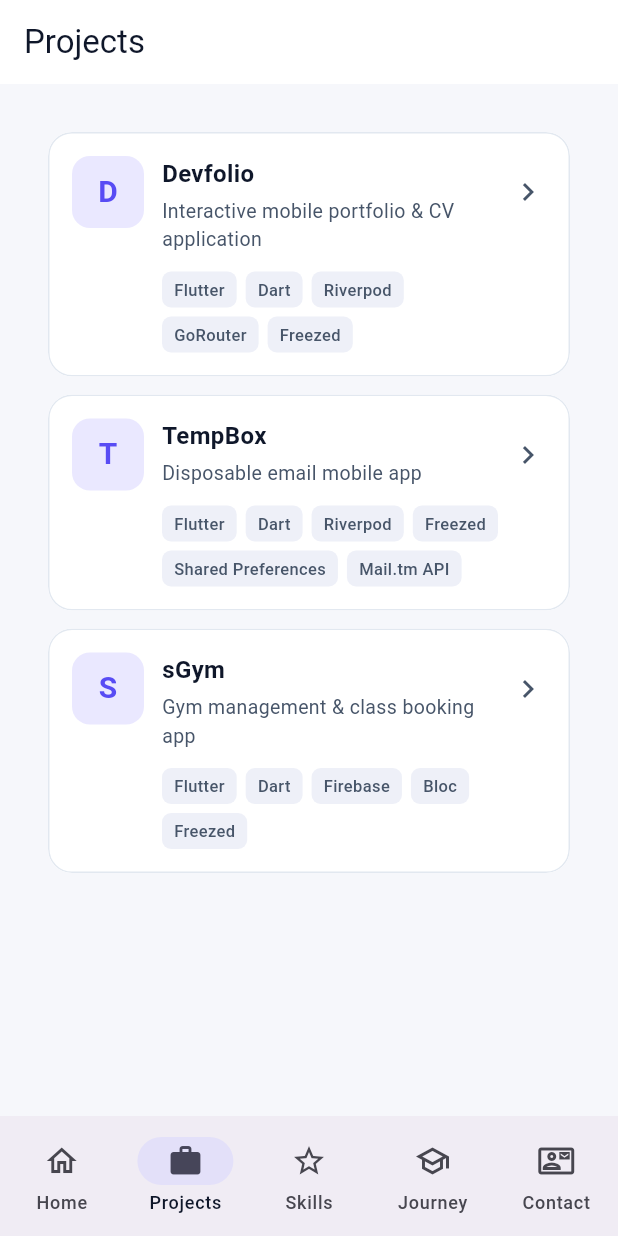
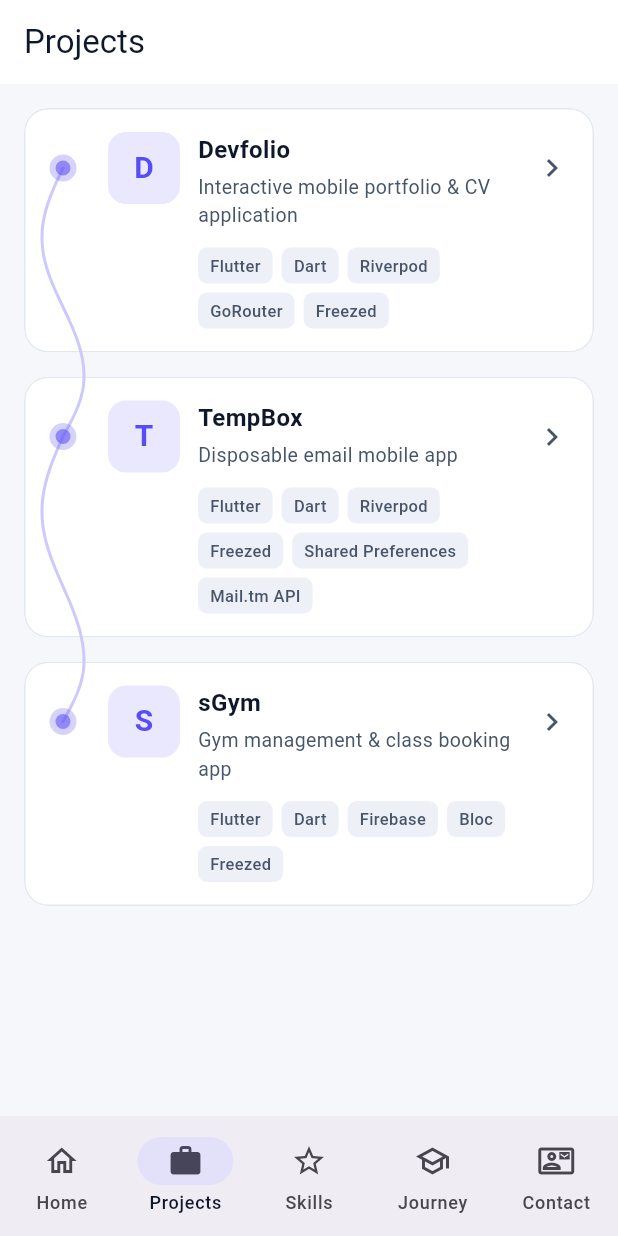
Before and after one commit to Mashiro-jz/DevFolio, a Flutter app: the screen it shows after launch, item 2 of the bottom bar chosen, on a phone screen of 412 x 824 dp. Run offline on Flutter 3.47's test engine with Material 3 defaults, Android fonts, the phone set to English and light mode, and no system bars; our stand-ins replace flutter_riverpod, freezed_annotation, go_router, material_ui.

Commit message:
feat: add ProjectTimelineTile widget with custom timeline painter for project display

```diff
--- a/lib/features/projects/presentation/screens/projects_screen.dart
+++ b/lib/features/projects/presentation/screens/projects_screen.dart
@@ -1,5 +1,5 @@
 import 'package:devfolio/features/projects/presentation/providers/projects_provider.dart';
-import 'package:devfolio/features/projects/presentation/widgets/project_card.dart';
+import 'package:devfolio/features/projects/presentation/widgets/project_timeline_tile.dart';
 import 'package:material_ui/material_ui.dart';
 import 'package:flutter_riverpod/flutter_riverpod.dart';
 
@@ -12,23 +12,24 @@ class ProjectsScreen extends ConsumerWidget {
 
     return Scaffold(
       appBar: AppBar(title: const Text('Projects')),
-      body: Padding(
-        padding: const EdgeInsets.all(16),
-        child: projectsAsync.when(
-          data: (projects) => ListView.separated(
+      body: projectsAsync.when(
+        data: (projects) => ListView.builder(
           padding: const EdgeInsets.all(16),
           itemCount: projects.length,
-            separatorBuilder: (context, index) => const SizedBox(height: 12),
           itemBuilder: (context, index) {
             final project = projects[index];
-              return ProjectCard(project: project);
+            return ProjectTimelineTile(
+              project: project,
+              isFirst: index == 0,
+              isLast: index == projects.length - 1,
+              onTap: () {}, // TODO : dodać tutaj ekran szczegółów
+            );
           },
         ),
         error: (Object error, StackTrace stackTrace) =>
             Center(child: Text(error.toString())),
         loading: () => const Center(child: CircularProgressIndicator()),
       ),
-      ),
     );
   }
 }
--- a/lib/features/projects/presentation/widgets/project_card.dart
+++ b/lib/features/projects/presentation/widgets/project_card.dart
@@ -5,7 +5,14 @@ import 'package:material_ui/material_ui.dart';
 class ProjectCard extends StatelessWidget {
   final ProjectModel project;
   final VoidCallback? onTap;
-  const ProjectCard({super.key, required this.project, this.onTap});
+  final double leadingInset;
+
+  const ProjectCard({
+    super.key,
+    required this.project,
+    this.onTap,
+    this.leadingInset = 0,
+  });
 
   @override
   Widget build(BuildContext context) {
@@ -22,7 +29,7 @@ class ProjectCard extends StatelessWidget {
       child: InkWell(
         onTap: onTap,
         child: Padding(
-          padding: const EdgeInsets.all(16.0),
+          padding: EdgeInsets.fromLTRB(16 + leadingInset, 16, 16, 16),
           child: Row(
             crossAxisAlignment: CrossAxisAlignment.start,
             children: [
--- /dev/null
+++ b/lib/features/projects/presentation/widgets/project_timeline_tile.dart
@@ -0,0 +1,119 @@
+import 'dart:math' as math;
+
+import 'package:devfolio/core/theme/app_colors.dart';
+import 'package:devfolio/features/projects/data/models/project_model.dart';
+import 'package:devfolio/features/projects/presentation/widgets/project_card.dart';
+import 'package:material_ui/material_ui.dart';
+
+class _TimelinePainter extends CustomPainter {
+  final Color dotColor;
+  final Color lineColor;
+  final bool isFirst;
+  final bool isLast;
+
+  _TimelinePainter({
+    required this.dotColor,
+    required this.lineColor,
+    required this.isFirst,
+    required this.isLast,
+  });
+
+  static const double dotX = 26;
+  static const double dotY = 16 + 24;
+  static const double sway = 14;
+  double _waveX(double y, double height) {
+    if (y < dotY) {
+      return dotX + sway * math.cos(math.pi / 2 * y / dotY);
+    }
+    final quarter = math.max((height - dotY) / 3, 1.0);
+    final d = y - dotY;
+
+    if (d <= quarter) {
+      return dotX - sway * math.sin(math.pi / 2 * d / quarter);
+    }
+    return dotX - sway * math.cos(math.pi * (d - quarter) / (2 * quarter));
+  }
+
+  @override
+  void paint(Canvas canvas, Size size) {
+    final linePaint = Paint()
+      ..color = lineColor
+      ..strokeWidth = 2.0
+      ..strokeCap = StrokeCap.round
+      ..strokeJoin = StrokeJoin.round
+      ..style = PaintingStyle.stroke;
+
+    final startY = isFirst ? dotY : 0.0;
+    final endY = isLast ? dotY : size.height;
+
+    final path = Path()..moveTo(_waveX(startY, size.height), startY);
+    for (double y = startY + 2; y < endY; y += 2) {
+      path.lineTo(_waveX(y, size.height), y);
+    }
+    path.lineTo(_waveX(endY, size.height), endY);
+
+    canvas.drawPath(path, linePaint);
+
+    canvas.drawCircle(
+      const Offset(dotX, dotY),
+      9,
+      Paint()..color = dotColor.withValues(alpha: 0.25),
+    );
+    canvas.drawCircle(const Offset(dotX, dotY), 5, Paint()..color = dotColor);
+  }
+
+  @override
+  bool shouldRepaint(covariant _TimelinePainter oldDelegate) {
+    return oldDelegate.dotColor != dotColor ||
+        oldDelegate.lineColor != lineColor ||
+        oldDelegate.isFirst != isFirst ||
+        oldDelegate.isLast != isLast;
+  }
+}
+
+class ProjectTimelineTile extends StatelessWidget {
+  final bool isFirst;
+  final bool isLast;
+  final ProjectModel project;
+  final VoidCallback onTap;
+
+  const ProjectTimelineTile({
+    super.key,
+    required this.project,
+    required this.isFirst,
+    required this.isLast,
+    required this.onTap,
+  });
+
+  @override
+  Widget build(BuildContext context) {
+    final colors = context.colors;
+
+    final lineColor = Color.alphaBlend(
+      colors.primary.withValues(alpha: 0.30),
+      colors.surface,
+    );
+
+    return Stack(
+      clipBehavior: Clip.none,
+      children: [
+        Padding(
+          padding: const EdgeInsets.only(bottom: 16),
+          child: ProjectCard(project: project, onTap: onTap, leadingInset: 40),
+        ),
+        Positioned.fill(
+          child: IgnorePointer(
+            child: CustomPaint(
+              painter: _TimelinePainter(
+                dotColor: colors.primary.withValues(alpha: 0.55),
+                lineColor: lineColor,
+                isFirst: isFirst,
+                isLast: isLast,
+              ),
+            ),
+          ),
+        ),
+      ],
+    );
+  }
+}
```
Also changed, not shown: 1 other file. Lines whose indentation alone changed are shown as unchanged.
